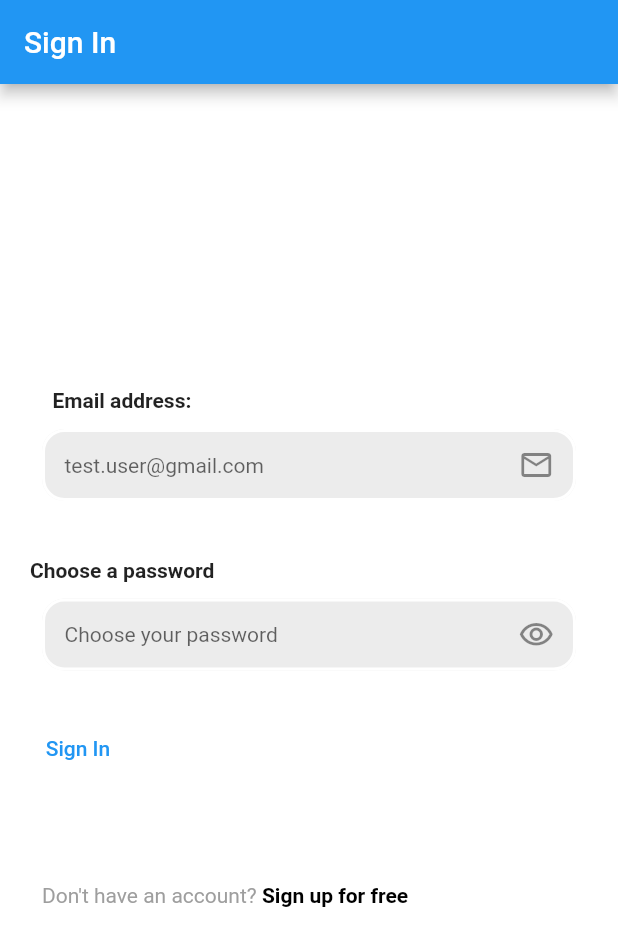
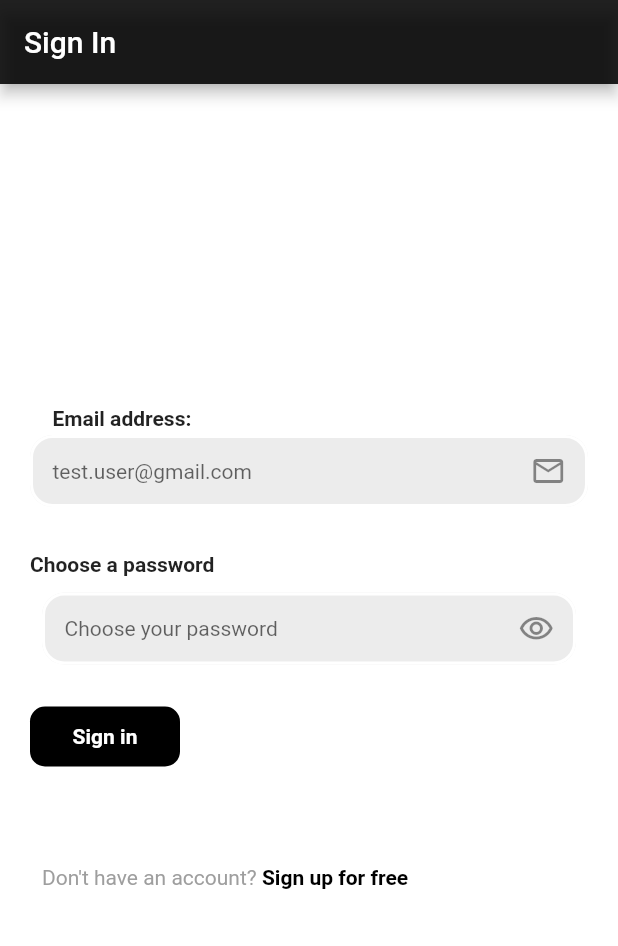
Before and after one commit to leonmsdev/flutter_picture, a Flutter app: the screen it shows after launch, on a phone screen of 412 x 824 dp. Shown: the top 946 px of the screen. Run offline on Flutter 3.47's test engine with Material 2 defaults, Android fonts, the phone set to English and light mode, and no system bars; our stand-ins replace firebase_auth, firebase_core; accounts and stored records are empty.

Commit message:
refactor: style email textfield border color and appbar color

```diff
--- a/lib/screens/sign_in_screen.dart
+++ b/lib/screens/sign_in_screen.dart
@@ -4,6 +4,7 @@ import 'package:learn_dart/constants/routes.dart';
 import 'package:learn_dart/screens/register_screen.dart';
 import 'package:learn_dart/services/auth/auth_exceptions.dart';
 import 'package:learn_dart/services/auth/auth_service.dart';
+import 'package:learn_dart/widgets/filled_button.dart';
 import 'package:learn_dart/widgets/input_text_field.dart';
 import 'package:learn_dart/widgets/obscure_input_text_field.dart';
 
@@ -39,6 +40,7 @@ class _SignInScreenState extends State<SignInScreen> {
     return Scaffold(
       appBar: AppBar(
         title: const Text('Sign In'),
+        backgroundColor: Colors.black87,
       ),
       body: Container(
         color: Colors.white,
@@ -59,8 +61,9 @@ class _SignInScreenState extends State<SignInScreen> {
                   const SizedBox(
                     height: 20,
                   ),
-                  TextButton(
-                    onPressed: () async {
+                  FilledButton(
+                      lable: 'Sign in',
+                      onTap: () async {
                         //show data if form is valid
                         if (_formKey.currentState!.validate()) {
                           final email = _email.text;
@@ -84,8 +87,8 @@ class _SignInScreenState extends State<SignInScreen> {
                                 ),
                               ),
                             );
-                          Navigator.of(context)
-                              .pushNamedAndRemoveUntil(homeRoute, (_) => false);
+                            Navigator.of(context).pushNamedAndRemoveUntil(
+                                homeRoute, (_) => false);
                           } on UserNotFoundAuthException {
                             ScaffoldMessenger.of(context).showSnackBar(
                               const SnackBar(
@@ -114,7 +117,8 @@ class _SignInScreenState extends State<SignInScreen> {
                                 content: SizedBox(
                                   height: 18,
                                   child: Center(
-                                    child: Text('Auth Error try again later.')),
+                                      child:
+                                          Text('Auth Error try again later.')),
                                 ),
                               ),
                             );
@@ -133,8 +137,8 @@ class _SignInScreenState extends State<SignInScreen> {
                           }
                         }
                       },
-                    child: const Text('Sign In'),
-                  ),
+                      width: 100,
+                      height: 40),
                   const SizedBox(
                     height: 50,
                   ),
--- a/lib/widgets/input_text_field.dart
+++ b/lib/widgets/input_text_field.dart
@@ -15,20 +15,6 @@ class InputTextField extends StatefulWidget {
 }
 
 class _InputTextFieldState extends State<InputTextField> {
-  late FocusNode focusNode;
-  bool currentState = false;
-
-  @override
-  void initState() {
-    focusNode = FocusNode();
-    focusNode.addListener(() {
-      setState(() {
-        currentState = !currentState;
-      });
-    });
-    super.initState();
-  }
-
   @override
   Widget build(BuildContext context) {
     return Column(
@@ -44,19 +30,7 @@ class _InputTextFieldState extends State<InputTextField> {
         const SizedBox(
           height: 3,
         ),
-        Container(
-          decoration: BoxDecoration(
-            borderRadius: BorderRadius.circular(23),
-            border: Border.all(
-              width: 8,
-              //TODO add on hover effect.
-              color: currentState == true
-                  ? Colors.blue.withOpacity(.2)
-                  : Colors.white,
-            ),
-          ),
-          child: TextFormField(
-            focusNode: focusNode,
+        TextFormField(
           decoration: InputDecoration(
             contentPadding: const EdgeInsets.only(left: 15),
             enabledBorder: OutlineInputBorder(
@@ -67,18 +41,16 @@ class _InputTextFieldState extends State<InputTextField> {
               ),
             ),
             filled: true,
-              fillColor: currentState == true
-                  ? Colors.white
-                  : Colors.grey.withOpacity(.2),
+            fillColor: Colors.grey.withOpacity(.2),
             border: OutlineInputBorder(
               borderSide: const BorderSide(
-                  color: Colors.blue,
+                color: Colors.black,
                 width: 2.0,
               ),
               borderRadius: BorderRadius.circular(15),
             ),
             focusedBorder: OutlineInputBorder(
-                borderSide: const BorderSide(color: Colors.blue, width: 2),
+              borderSide: const BorderSide(color: Colors.black, width: 2),
               borderRadius: BorderRadius.circular(15),
             ),
             suffixIcon: const Padding(
@@ -104,7 +76,6 @@ class _InputTextFieldState extends State<InputTextField> {
             return null;
           },
         ),
-        ),
       ],
     );
   }
```
Also changed, not shown: lib/style/theme.dart (added). Lines whose indentation alone changed are shown as unchanged.
